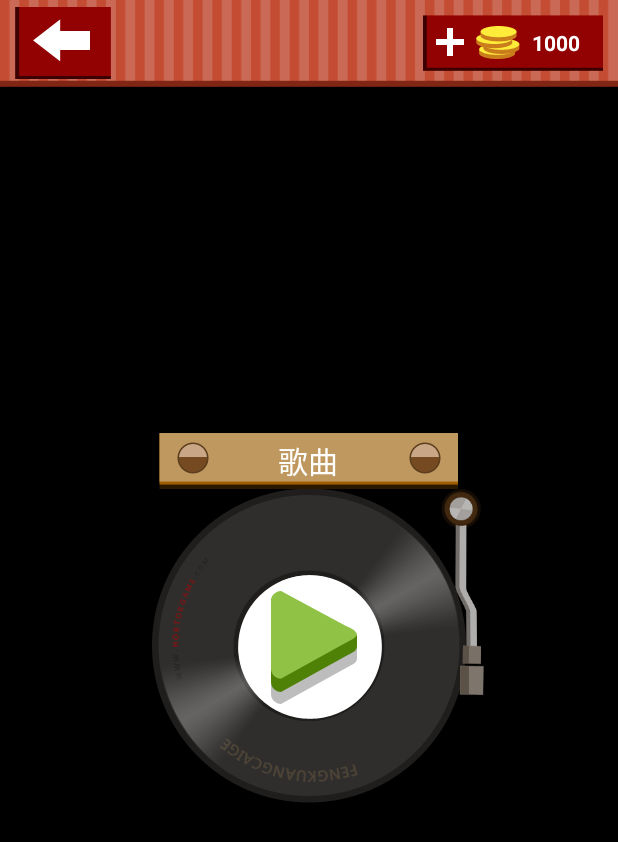
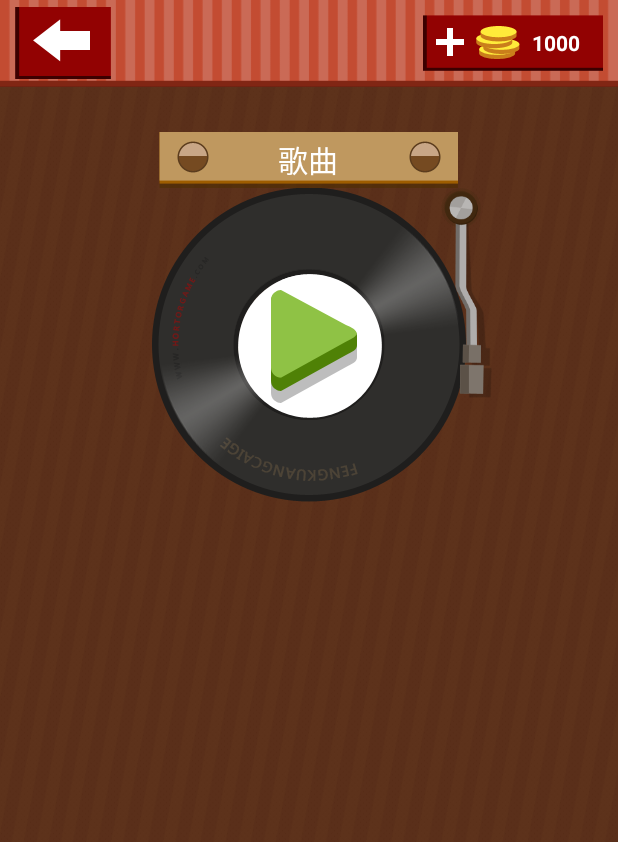
Before and after one commit to wukong696/GuessMusic, an Android app: the screen it shows after launch (MainActivity), on a phone screen of 412 x 824 dp. Shown: the top 842 px of the screen. Run offline under Robolectric (Android 15) with nearby library versions, the phone set to English and light mode, and no system bars.

Commit message:
添加唱片播放动画，解决布局问题

```diff
--- a/app/src/main/java/com/example/yue/gm/MainActivity.java
+++ b/app/src/main/java/com/example/yue/gm/MainActivity.java
@@ -3,21 +3,35 @@ package com.example.yue.gm;
 import android.app.Activity;
 
 import android.os.Bundle;
+import android.view.View;
 import android.view.animation.Animation;
 import android.view.animation.AnimationUtils;
 import android.view.animation.LinearInterpolator;
+import android.widget.ImageButton;
+import android.widget.ImageView;
+import android.widget.Toast;
 
 public class MainActivity extends Activity {
 
     //唱片动画定义
     private Animation mPanAnim;//定义动画
     private LinearInterpolator mPanLin;//定义动画线性速度
-    //拨杆收回动画定义
+    //拨杆进唱片动画定义
     private Animation mBarInAnim;
     private LinearInterpolator mBarInLin;
     //拨杆弹出动画定义
     private Animation mBarOutAnim;
     private LinearInterpolator mBarOutLin;
+
+    //播放按钮事件定义
+    private ImageButton mBtnPlaystart;
+
+    //设置动画是否在播放判断
+    private boolean mIsRuning = false;
+
+    //定义唱片和拨杆的控件
+    private ImageView mViewPan;
+    private ImageView mViewPanbar;
 
 
 
@@ -29,14 +43,95 @@ public class MainActivity extends Activity {
         //初始化唱片动画
         mPanAnim = AnimationUtils.loadAnimation(this,R.anim.rotate);
         mPanLin = new LinearInterpolator();
-        mPanAnim.setInterpolator(mPanLin);
+        mPanAnim.setInterpolator(mPanLin);//设置线性速度
+        mPanAnim.setAnimationListener(new Animation.AnimationListener() {
+            //设置动画监听器
+            @Override
+            public void onAnimationStart(Animation animation) {
 
+            }
+
+            @Override
+            public void onAnimationEnd(Animation animation) {
+                mViewPanbar.startAnimation(mBarOutAnim);
+
+            }
+
+            @Override
+            public void onAnimationRepeat(Animation animation) {
+                //动画重复
+
+            }
+        });
+
+
+
+        //初始化拨杆In动画
+        mBarInAnim = AnimationUtils.loadAnimation(this,R.anim.rotate_45);
+        mBarInLin = new LinearInterpolator();
+        mBarInAnim.setFillAfter(true);
+        mBarInAnim.setInterpolator(mBarInLin);
+        mBarInAnim.setAnimationListener(new Animation.AnimationListener() {
+            @Override
+            public void onAnimationStart(Animation animation) {
+
+            }
+
+            @Override
+            public void onAnimationEnd(Animation animation) {
+                mViewPan.startAnimation(mPanAnim);
+            }
+
+            @Override
+            public void onAnimationRepeat(Animation animation) {
+
+            }
+        });
+
+        //初始化拨杆弹出动画
         mBarOutAnim = AnimationUtils.loadAnimation(this,R.anim.rotate_d_45);
         mBarOutLin = new LinearInterpolator();
         mBarOutAnim.setInterpolator(mBarOutLin);
+        mBarOutAnim.setAnimationListener(new Animation.AnimationListener() {
+            @Override
+            public void onAnimationStart(Animation animation) {
 
-        mBarInAnim = AnimationUtils.loadAnimation(this,R.anim.rotate_45);
-        mBarInLin = new LinearInterpolator();
-        mBarInAnim.setInterpolator(mBarInLin);
+            }
+
+            @Override
+            public void onAnimationEnd(Animation animation) {
+                mIsRuning = false;//播放完动画后，设置mIsRuning为false，之后点击播放按钮就可以执行动画
+                mBtnPlaystart.setVisibility(View.VISIBLE);//播放完毕设置播放按钮可见
+            }
+
+            @Override
+            public void onAnimationRepeat(Animation animation) {
+
+            }
+        });
+
+        mBtnPlaystart = (ImageButton)findViewById(R.id.btn_play_start);
+        mViewPan = (ImageView)findViewById(R.id.pan_1);
+        mViewPanbar = (ImageView)findViewById(R.id.pin_1);
+
+        mBtnPlaystart.setOnClickListener(new View.OnClickListener() {
+            //设置播放按钮点击事件
+            @Override
+            public void onClick(View v) {
+                hangdlePlayButton();
+            }
+        });
+    }
+
+    //播放动画总方法
+    private void hangdlePlayButton(){
+        if(mViewPanbar != null){
+            if(!mIsRuning){
+                mIsRuning = true;//播放后设置mIsRuning值,期间不能执行动画
+                mViewPanbar.startAnimation(mBarInAnim);//播放动画
+                mBtnPlaystart.setVisibility(View.INVISIBLE);//播放期间播放按钮隐藏
+            }
+        }
+
     }
 }
--- a/app/src/main/res/layout/activity_main.xml
+++ b/app/src/main/res/layout/activity_main.xml
@@ -1,10 +1,20 @@
 <?xml version="1.0" encoding="utf-8"?>
-<RelativeLayout xmlns:android="http://schemas.android.com/apk/res/android"
+<FrameLayout xmlns:android="http://schemas.android.com/apk/res/android"
     android:layout_width="match_parent"
     android:layout_height="match_parent">
 
-    <include layout="@layout/top_bar"/>
+    <LinearLayout
+        android:layout_width="match_parent"
+        android:layout_height="match_parent"
+        android:background="@drawable/index_background"
+        android:gravity="center_horizontal"
+        android:orientation="vertical">
 
-    <include layout="@layout/pan_layout"/>
+        <!--Top bar-->
+        <include layout = "@layout/top_bar"/>
 
-</RelativeLayout>
+        <!--唱片-->
+        <include layout = "@layout/pan_layout"/>
+
+    </LinearLayout>
+</FrameLayout>
```
